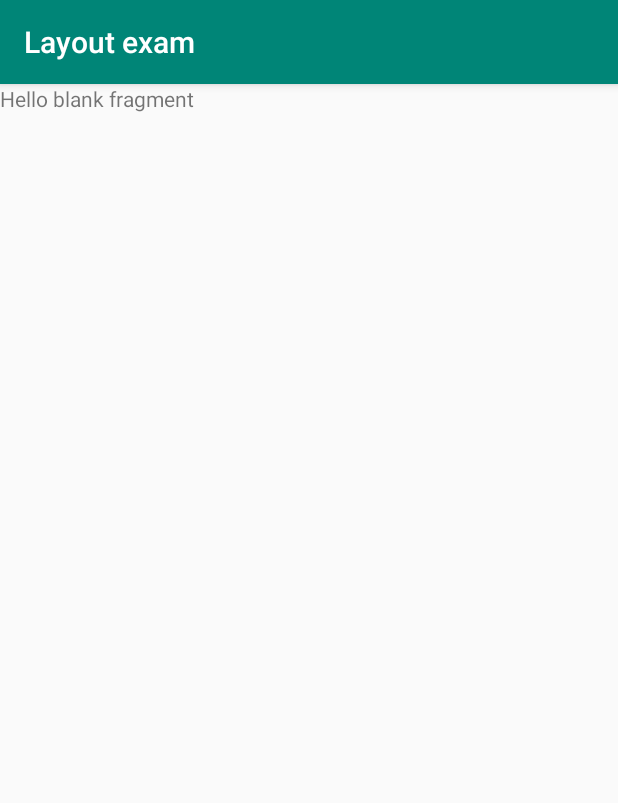
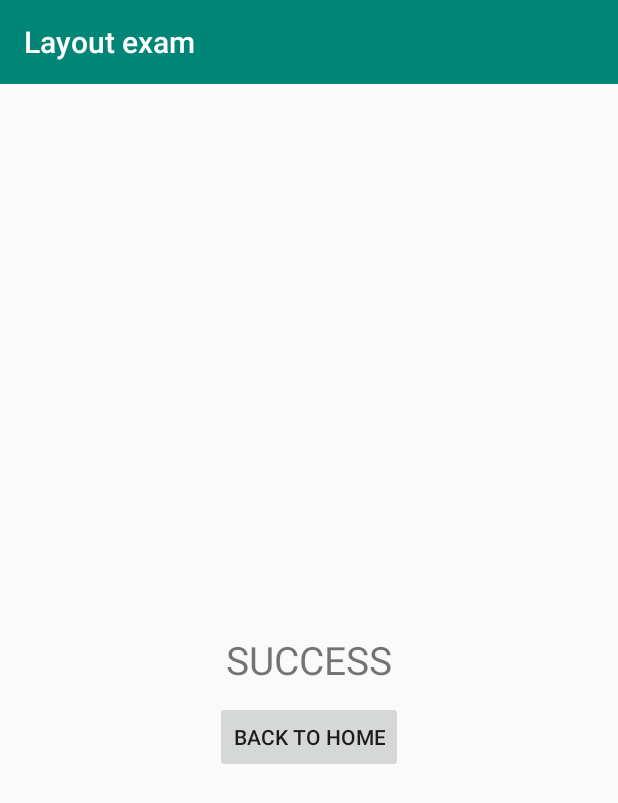
Before and after one commit to athkrit/Layout_Exam, an Android app: the SuccessFragment screen opened through its navigation route, on a phone screen of 412 x 824 dp. Shown: the top 803 px of the screen. Run offline under Robolectric (Android 15) with nearby library versions, the phone set to English and light mode, and no system bars; our stand-ins replace data binding, navigation-ui.

Commit message:
edit success fragment and menu name

```diff
--- a/app/src/main/AndroidManifest.xml
+++ b/app/src/main/AndroidManifest.xml
@@ -3,6 +3,8 @@
     package="com.example.layoutexam">
 
     <application
+        android:hardwareAccelerated="false"
+        android:largeHeap="true"
         android:allowBackup="true"
         android:icon="@mipmap/ic_launcher"
         android:label="@string/app_name"
--- a/app/src/main/java/com/example/layoutexam/SuccessFragment.kt
+++ b/app/src/main/java/com/example/layoutexam/SuccessFragment.kt
@@ -1,23 +1,32 @@
 package com.example.layoutexam
 
 import android.os.Bundle
+import android.util.Log
 import androidx.fragment.app.Fragment
 import android.view.LayoutInflater
 import android.view.View
 import android.view.ViewGroup
+import androidx.databinding.DataBindingUtil
+import androidx.navigation.findNavController
+import com.example.layoutexam.databinding.FragmentSuccessBinding
 
 class SuccessFragment : Fragment() {
-
-    override fun onCreate(savedInstanceState: Bundle?) {
-        super.onCreate(savedInstanceState)
-    }
 
     override fun onCreateView(
         inflater: LayoutInflater, container: ViewGroup?,
         savedInstanceState: Bundle?
     ): View? {
-        // Inflate the layout for this fragment
-        return inflater.inflate(R.layout.fragment_success, container, false)
+        val binding = DataBindingUtil.inflate<FragmentSuccessBinding>(
+            inflater,
+            R.layout.fragment_success, container, false
+        )
+
+        binding.btnBackToHome.setOnClickListener { view: View ->
+            view.findNavController()
+                .navigate(SuccessFragmentDirections.actionSuccessFragmentToHomeFragment())
+        }
+
+        return binding.root
     }
 
 }
--- a/app/src/main/res/layout/fragment_success.xml
+++ b/app/src/main/res/layout/fragment_success.xml
@@ -1,13 +1,28 @@
 <?xml version="1.0" encoding="utf-8"?>
-<FrameLayout xmlns:android="http://schemas.android.com/apk/res/android"
+<layout xmlns:android="http://schemas.android.com/apk/res/android"
     xmlns:tools="http://schemas.android.com/tools"
-    android:layout_width="match_parent"
-    android:layout_height="match_parent"
-    tools:context=".SuccessFragment">
+    tools:context=".SummaryFragment">
 
-    <TextView
+    <RelativeLayout
         android:layout_width="match_parent"
-        android:layout_height="match_parent"
-        android:text="@string/hello_blank_fragment" />
+        android:layout_height="match_parent">
 
-</FrameLayout>
+        <TextView
+            android:id="@+id/text_summary"
+            android:layout_width="wrap_content"
+            android:layout_height="wrap_content"
+            android:layout_centerInParent="true"
+            android:text="SUCCESS"
+            android:textSize="26dp" />
+
+        <Button
+            android:id="@+id/btnBackToHome"
+            android:layout_width="wrap_content"
+            android:layout_height="wrap_content"
+            android:layout_below="@+id/text_summary"
+            android:layout_centerInParent="true"
+            android:layout_marginTop="10dp"
+            android:text="Back to home" />
+
+    </RelativeLayout>
+</layout>
```
Also changed, not shown: app/src/main/java/com/example/layoutexam/ExamFragment.kt (+10 -10 lines), app/src/main/res/navigation/navigation.xml (+9 -2 lines).
